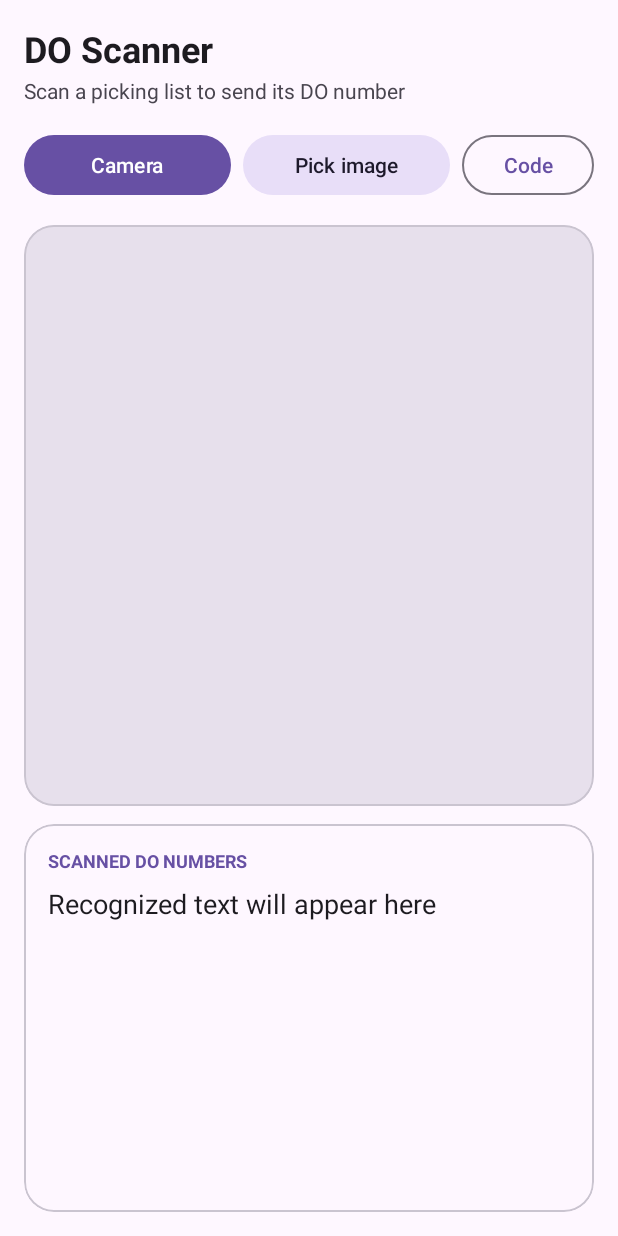
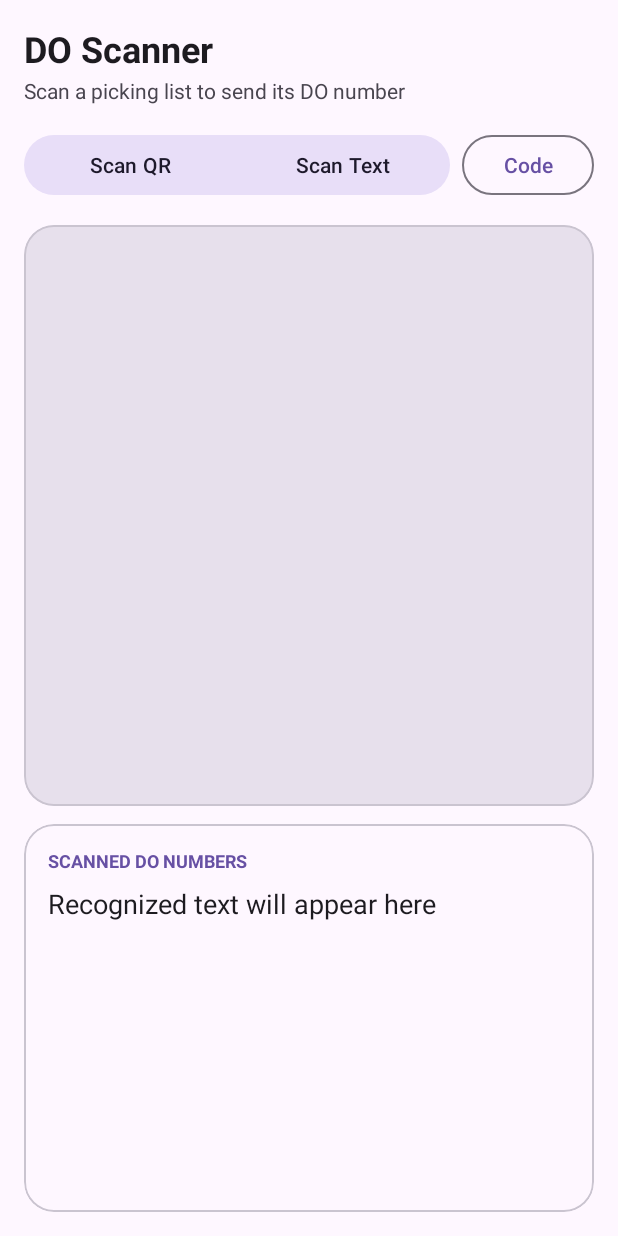
Before and after one commit to syafiqrom/ocrdemo, an Android app: the screen it shows after launch (MainActivity), on a phone screen of 412 x 824 dp. Run offline under Robolectric (Android 15) with nearby library versions, the phone set to English and light mode, and no system bars; our stand-ins replace Firebase (no records; nobody signed in at launch, a user with empty details on screens opened directly); libraries missing offline, so code that uses them is left out: androidx.camera.core, androidx.camera.lifecycle, androidx.camera.view, com.google.mlkit.vision; plain views replace PreviewView; 1 statement that could not run was skipped.

Commit message:
feat: ui button for scan qr and scan text

```diff
--- a/app/src/main/java/com/example/ocrdemo/MainActivity.kt
+++ b/app/src/main/java/com/example/ocrdemo/MainActivity.kt
@@ -32,6 +32,8 @@ import android.content.ClipData
 import android.content.ClipboardManager
 import androidx.appcompat.app.AlertDialog
 import androidx.core.content.edit
+import com.example.ocrdemo.R.id.btnCameraText
+import com.example.ocrdemo.R.id.btnCameraQR
 
 class MainActivity : AppCompatActivity() {
     // Generate random code the first time the app opens and save it on the phone
@@ -93,10 +95,13 @@ class MainActivity : AppCompatActivity() {
         previewView = findViewById(R.id.previewView)
         tvResult = findViewById(R.id.tvResult)
 
-        findViewById<Button>(R.id.btnPick).setOnClickListener {
-            pickImages.launch("image/*")
+//        findViewById<Button>(R.id.btnPick).setOnClickListener {
+//            pickImages.launch("image/*")
+//        }
+        findViewById<Button>(btnCameraText).setOnClickListener {
+            openCamera()
         }
-        findViewById<Button>(R.id.btnCamera).setOnClickListener {
+        findViewById<Button>(btnCameraQR).setOnClickListener {
             openCamera()
         }
         findViewById<Button>(R.id.btnCode).setOnClickListener {
@@ -172,7 +177,7 @@ class MainActivity : AppCompatActivity() {
 
         val image = InputImage.fromMediaImage(mediaImage, proxy.imageInfo.rotationDegrees)
         recognizer.process(image)
-            .addOnSuccessListener { result -> confirmAndAdd(findDWordList(result)) }
+            .addOnSuccessListener { result -> confirmAndAdd(findDOText(result)) }
             .addOnCompleteListener { proxy.close() }   // must always close the frame
     }
 
@@ -239,7 +244,7 @@ class MainActivity : AppCompatActivity() {
 
                 recognizer.process(image)
                     .addOnSuccessListener { result ->
-                        results[index] = findDWordList(result)
+                        results[index] = findDOText(result)
                         onOneDone()
                     }
                     .addOnFailureListener {
@@ -275,7 +280,7 @@ class MainActivity : AppCompatActivity() {
     }
 
     // Finds the "Number/Date" label and returns the number printed below it
-    private fun findDWordList(result: com.google.mlkit.vision.text.Text): List<String> {
+    private fun findDOText(result: com.google.mlkit.vision.text.Text): List<String> {
         val lines = result.textBlocks.flatMap { it.lines }
 
         // 1. Find the label line (ignores spaces and capital letters)
--- /dev/null
+++ b/app/src/main/res/color/btn_toggle_bg.xml
@@ -0,0 +1,5 @@
+<?xml version="1.0" encoding="utf-8"?>
+<selector xmlns:android="http://schemas.android.com/apk/res/android">
+    <item android:state_checked="true" android:color="?attr/colorPrimary" />
+    <item android:color="?attr/colorSecondaryContainer" />
+</selector>
--- /dev/null
+++ b/app/src/main/res/color/btn_toggle_text.xml
@@ -0,0 +1,5 @@
+<?xml version="1.0" encoding="utf-8"?>
+<selector xmlns:android="http://schemas.android.com/apk/res/android">
+    <item android:state_checked="true" android:color="?attr/colorOnPrimary" />
+    <item android:color="?attr/colorOnSecondaryContainer" />
+</selector>
--- a/app/src/main/res/layout/activity_main.xml
+++ b/app/src/main/res/layout/activity_main.xml
@@ -32,25 +32,50 @@
         android:layout_marginTop="16dp"
         android:orientation="horizontal">
 
-        <com.google.android.material.button.MaterialButton
-            android:id="@+id/btnCamera"
-            style="@style/Widget.Material3.Button"
+        <com.google.android.material.button.MaterialButtonToggleGroup
+            android:id="@+id/toggleCamera"
             android:layout_width="0dp"
             android:layout_height="wrap_content"
             android:layout_marginEnd="8dp"
             android:layout_weight="1"
-            android:maxLines="1"
-            android:text="Camera" />
+            app:selectionRequired="false"
+            app:singleSelection="true">
 
             <com.google.android.material.button.MaterialButton
-            android:id="@+id/btnPick"
+                android:id="@+id/btnCameraQR"
                 style="@style/Widget.Material3.Button.TonalButton"
                 android:layout_width="0dp"
                 android:layout_height="wrap_content"
-            android:layout_marginEnd="8dp"
                 android:layout_weight="1"
+                android:checkable="true"
                 android:maxLines="1"
-            android:text="Pick image" />
+                android:text="Scan QR"
+                android:textColor="@color/btn_toggle_text"
+                app:backgroundTint="@color/btn_toggle_bg" />
+
+            <com.google.android.material.button.MaterialButton
+                android:id="@+id/btnCameraText"
+                style="@style/Widget.Material3.Button.TonalButton"
+                android:layout_width="0dp"
+                android:layout_height="wrap_content"
+                android:layout_weight="1"
+                android:checkable="true"
+                android:maxLines="1"
+                android:text="Scan Text"
+                android:textColor="@color/btn_toggle_text"
+                app:backgroundTint="@color/btn_toggle_bg" />
+
+            <!--        <com.google.android.material.button.MaterialButton-->
+            <!--            android:id="@+id/btnPick"-->
+            <!--            style="@style/Widget.Material3.Button.TonalButton"-->
+            <!--            android:layout_width="0dp"-->
+            <!--            android:layout_height="wrap_content"-->
+            <!--            android:layout_marginEnd="8dp"-->
+            <!--            android:layout_weight="1"-->
+            <!--            android:maxLines="1"-->
+            <!--            android:text="Pick image" />-->
+
+        </com.google.android.material.button.MaterialButtonToggleGroup>
 
         <com.google.android.material.button.MaterialButton
             android:id="@+id/btnCode"
```
Also changed, not shown: 1 other file. Lines whose indentation alone changed are shown as unchanged.
